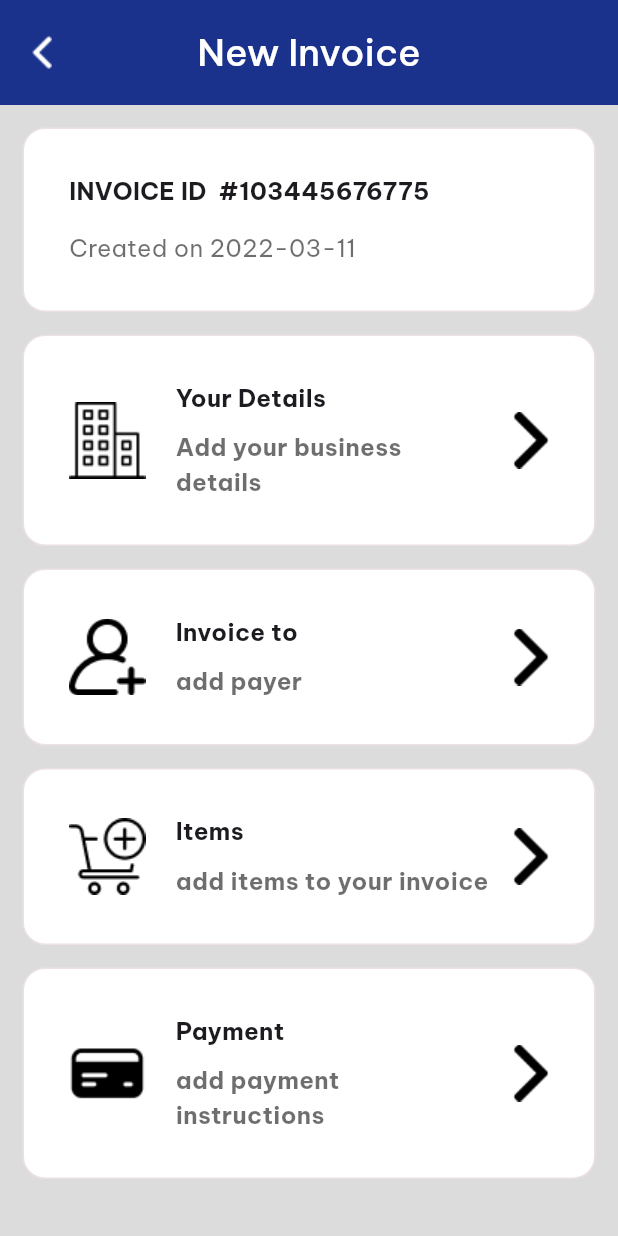
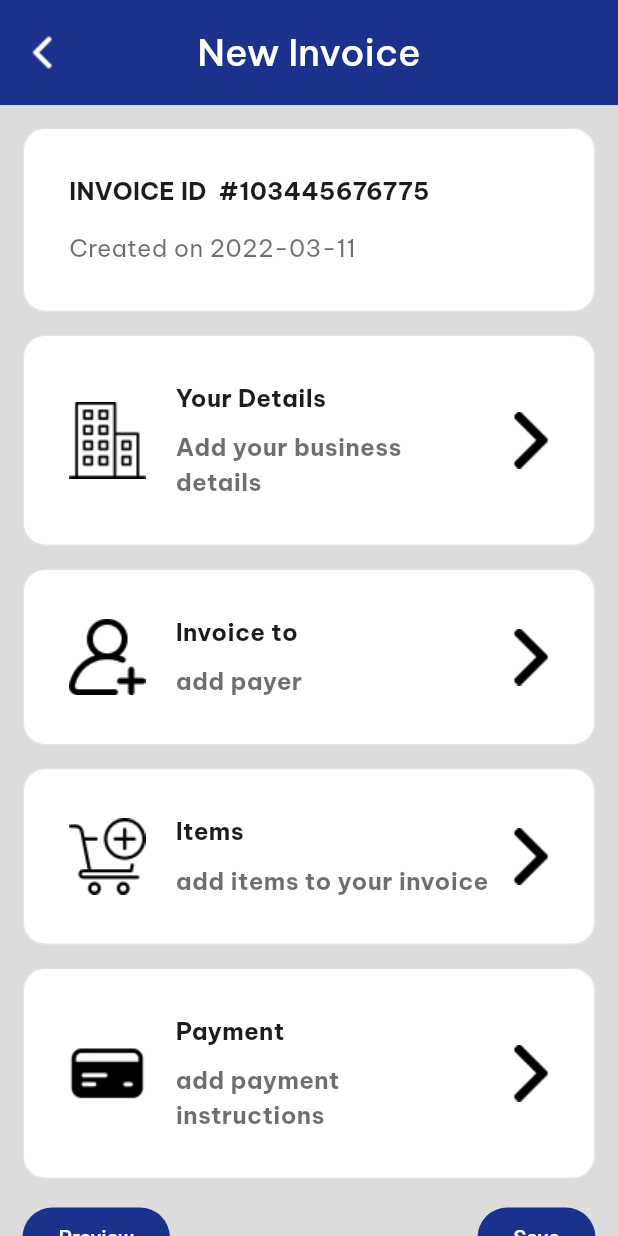
Before and after one commit to sacrilegioushero220/Quick-Bill-App, a Flutter app: the NewInvoiceScreen screen opened directly, on a phone screen of 412 x 824 dp. Run offline on Flutter 3.47's test engine with Material 3 defaults, Android fonts, the phone set to English and light mode, and no system bars; our stand-ins replace flutter_svg, google_fonts.

Commit message:
added buttons in the new invoice screen

```diff
--- a/lib/Screens/new_invoice_screen.dart
+++ b/lib/Screens/new_invoice_screen.dart
@@ -61,6 +61,16 @@ class NewInvoiceScreen extends StatelessWidget {
                   subtitle: 'add payment instructions',
                   isCompleted: false,
                 ),
+                const SizedBox(
+                  height: 15,
+                ),
+                const Row(
+                  mainAxisAlignment: MainAxisAlignment.spaceBetween,
+                  children: [
+                    CustomFilledButton(title: "Preview"),
+                    CustomFilledButton(title: "Save")
+                  ],
+                )
               ],
             ),
           ),
```
